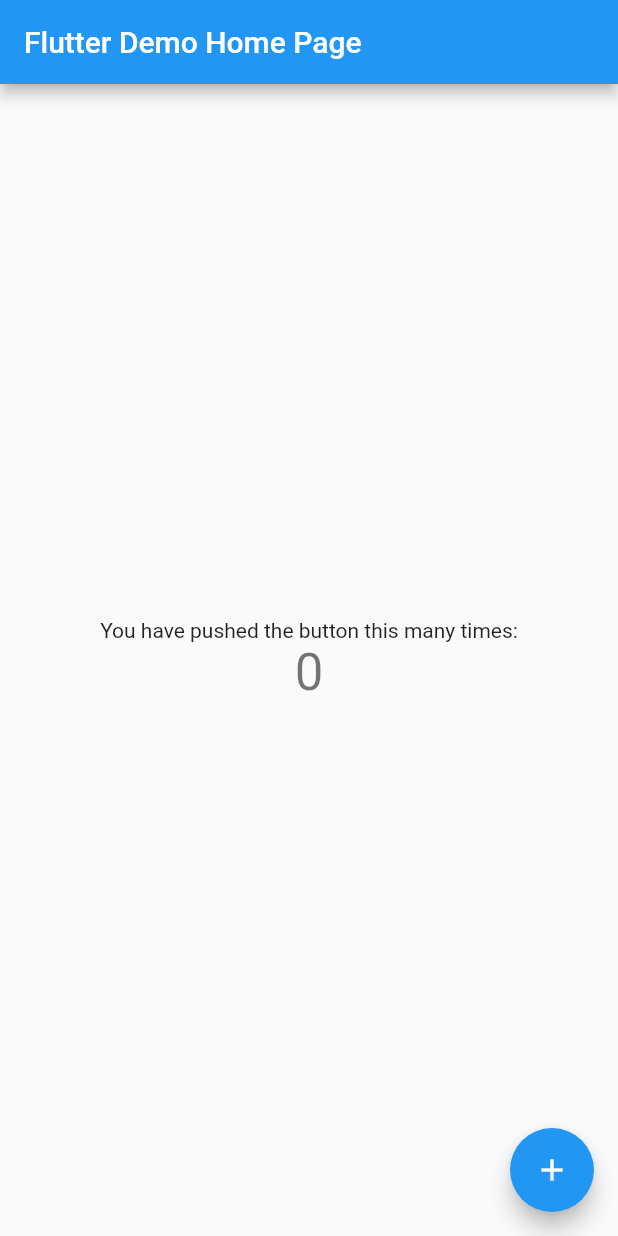
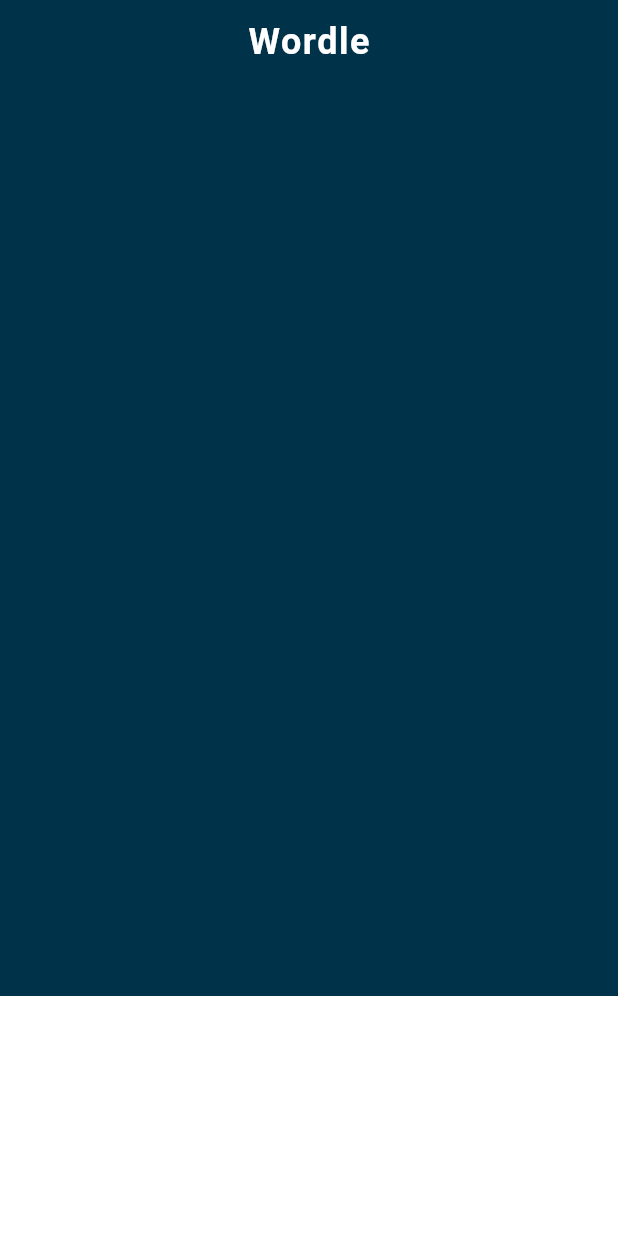
Before and after one commit to samitkapoor/wordle, a Flutter app: the screen it shows after launch, on a phone screen of 412 x 824 dp. Run offline on Flutter 3.47's test engine with Material 2 defaults, Android fonts, the phone set to English and light mode, and no system bars; our stand-ins replace google_fonts.

Commit message:
Added color scheme

```diff
--- /dev/null
+++ b/lib/core/playground.dart
@@ -0,0 +1,32 @@
+import 'package:flutter/material.dart';
+
+class MyPlayground extends StatelessWidget {
+  const MyPlayground({super.key});
+
+  @override
+  Widget build(BuildContext context) {
+    return Scaffold(
+      appBar: AppBar(
+        title: const Text('Wordle'),
+      ),
+      body: Column(
+        children: [
+          Expanded(
+            child: ListView(
+              shrinkWrap: true,
+            ),
+          ),
+          Container(
+            padding: const EdgeInsets.all(5),
+            height: 160,
+            color: Colors.white,
+            width: double.infinity,
+            child: Column(
+              children: [],
+            ),
+          ),
+        ],
+      ),
+    );
+  }
+}
--- a/lib/main.dart
+++ b/lib/main.dart
@@ -1,4 +1,6 @@
 import 'package:flutter/material.dart';
+import 'package:google_fonts/google_fonts.dart';
+import 'package:wordle/core/playground.dart';
 
 void main() {
   runApp(const MyApp());
@@ -7,109 +9,31 @@ void main() {
 class MyApp extends StatelessWidget {
   const MyApp({super.key});
 
-  // This widget is the root of your application.
   @override
   Widget build(BuildContext context) {
     return MaterialApp(
-      title: 'Flutter Demo',
+      debugShowCheckedModeBanner: false,
+      title: 'Wordle',
       theme: ThemeData(
-        // This is the theme of your application.
-        //
-        // Try running your application with "flutter run". You'll see the
-        // application has a blue toolbar. Then, without quitting the app, try
-        // changing the primarySwatch below to Colors.green and then invoke
-        // "hot reload" (press "r" in the console where you ran "flutter run",
-        // or simply save your changes to "hot reload" in a Flutter IDE).
-        // Notice that the counter didn't reset back to zero; the application
-        // is not restarted.
-        primarySwatch: Colors.blue,
+        appBarTheme: AppBarTheme(
+          backgroundColor: Colors.transparent,
+          elevation: 0,
+          centerTitle: true,
+          titleTextStyle: GoogleFonts.aBeeZee(
+            fontSize: 24,
+            letterSpacing: 1,
+            fontWeight: FontWeight.w600,
+          ),
+        ),
+        textTheme: const TextTheme(),
+        colorScheme: const ColorScheme.dark(),
+        primaryColor: const Color(0xff007EA7),
+        scaffoldBackgroundColor: const Color(0xff003249),
+        cardColor: const Color(0xff80CED7),
+        hintColor: const Color(0xff9AD1D4),
+        canvasColor: const Color(0xffCCDBDC),
       ),
-      home: const MyHomePage(title: 'Flutter Demo Home Page'),
+      home: const MyPlayground(),
     );
   }
 }
-
-class MyHomePage extends StatefulWidget {
-  const MyHomePage({super.key, required this.title});
-
-  // This widget is the home page of your application. It is stateful, meaning
-  // that it has a State object (defined below) that contains fields that affect
-  // how it looks.
-
-  // This class is the configuration for the state. It holds the values (in this
-  // case the title) provided by the parent (in this case the App widget) and
-  // used by the build method of the State. Fields in a Widget subclass are
-  // always marked "final".
-
-  final String title;
-
-  @override
-  State<MyHomePage> createState() => _MyHomePageState();
-}
-
-class _MyHomePageState extends State<MyHomePage> {
-  int _counter = 0;
-
-  void _incrementCounter() {
-    setState(() {
-      // This call to setState tells the Flutter framework that something has
-      // changed in this State, which causes it to rerun the build method below
-      // so that the display can reflect the updated values. If we changed
-      // _counter without calling setState(), then the build method would not be
-      // called again, and so nothing would appear to happen.
-      _counter++;
-    });
-  }
-
-  @override
-  Widget build(BuildContext context) {
-    // This method is rerun every time setState is called, for instance as done
-    // by the _incrementCounter method above.
-    //
-    // The Flutter framework has been optimized to make rerunning build methods
-    // fast, so that you can just rebuild anything that needs updating rather
-    // than having to individually change instances of widgets.
-    return Scaffold(
-      appBar: AppBar(
-        // Here we take the value from the MyHomePage object that was created by
-        // the App.build method, and use it to set our appbar title.
-        title: Text(widget.title),
-      ),
-      body: Center(
-        // Center is a layout widget. It takes a single child and positions it
-        // in the middle of the parent.
-        child: Column(
-          // Column is also a layout widget. It takes a list of children and
-          // arranges them vertically. By default, it sizes itself to fit its
-          // children horizontally, and tries to be as tall as its parent.
-          //
-          // Invoke "debug painting" (press "p" in the console, choose the
-          // "Toggle Debug Paint" action from the Flutter Inspector in Android
-          // Studio, or the "Toggle Debug Paint" command in Visual Studio Code)
-          // to see the wireframe for each widget.
-          //
-          // Column has various properties to control how it sizes itself and
-          // how it positions its children. Here we use mainAxisAlignment to
-          // center the children vertically; the main axis here is the vertical
-          // axis because Columns are vertical (the cross axis would be
-          // horizontal).
-          mainAxisAlignment: MainAxisAlignment.center,
-          children: <Widget>[
-            const Text(
-              'You have pushed the button this many times:',
-            ),
-            Text(
-              '$_counter',
-              style: Theme.of(context).textTheme.headline4,
-            ),
-          ],
-        ),
-      ),
-      floatingActionButton: FloatingActionButton(
-        onPressed: _incrementCounter,
-        tooltip: 'Increment',
-        child: const Icon(Icons.add),
-      ), // This trailing comma makes auto-formatting nicer for build methods.
-    );
-  }
-}
--- a/pubspec.yaml
+++ b/pubspec.yaml
@@ -34,6 +34,7 @@ dependencies:
   # The following adds the Cupertino Icons font to your application.
   # Use with the CupertinoIcons class for iOS style icons.
   cupertino_icons: ^1.0.2
+  google_fonts: ^3.0.1
 
 dev_dependencies:
   flutter_test:
```
Also changed, not shown: lib/models/alphabets.dart (added), pubspec.lock.
